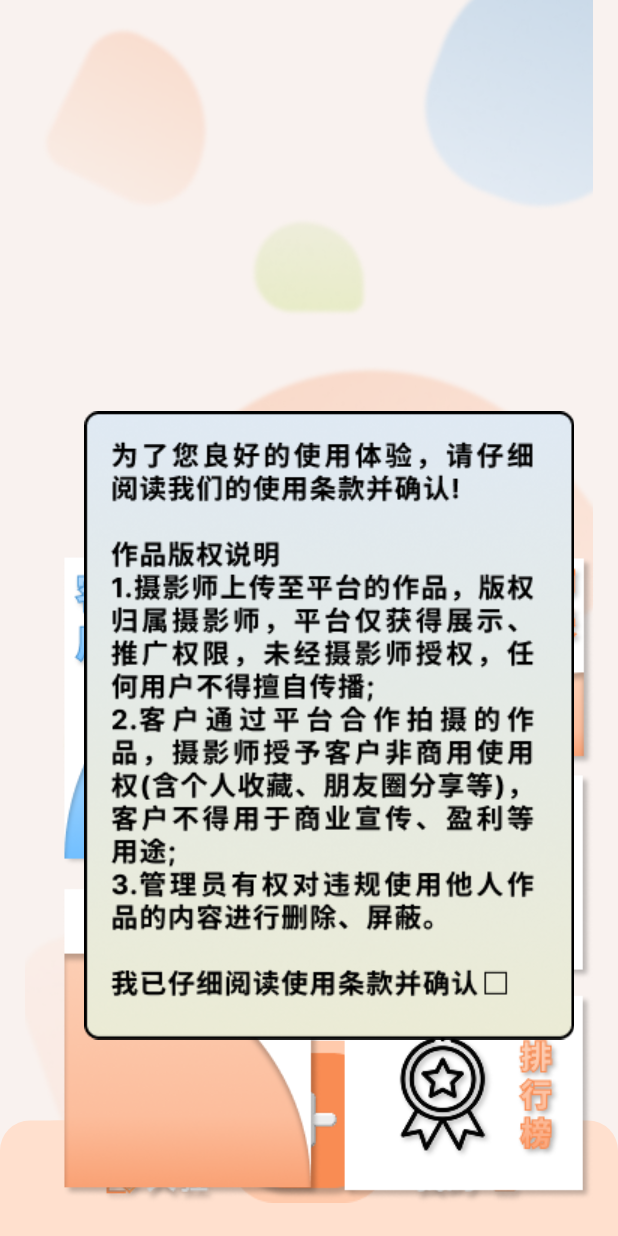
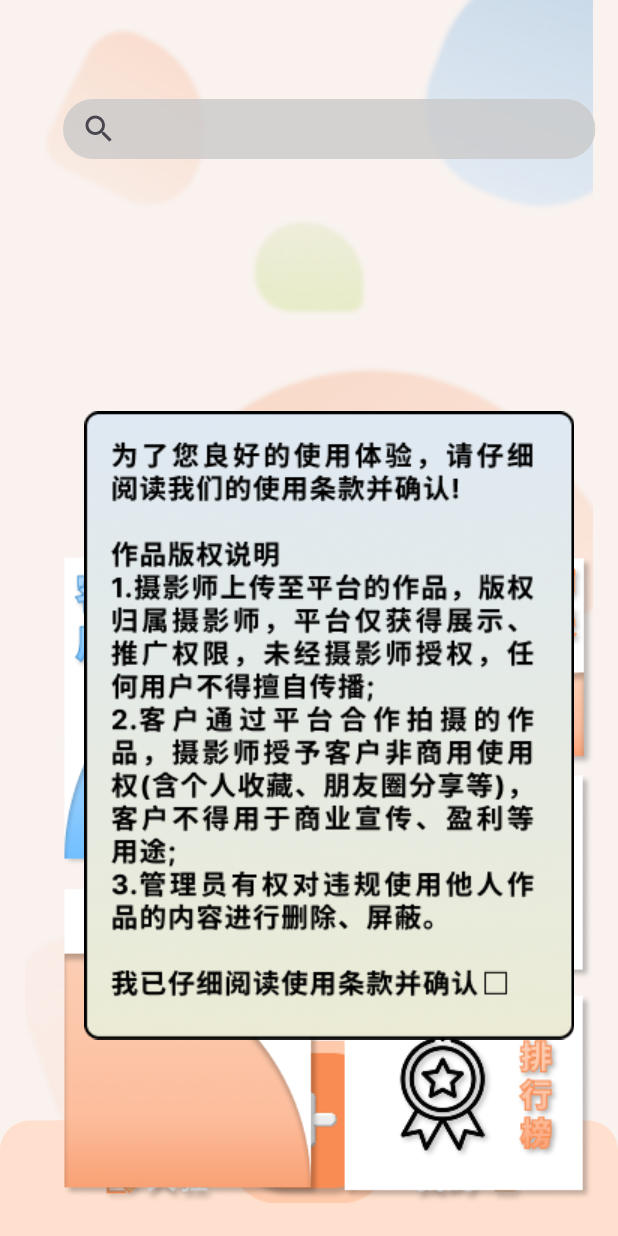
Before and after one commit to jz-Gong10/we_pai, a Flutter app: the Zhuye screen opened directly, on a phone screen of 412 x 824 dp. Run offline on Flutter 3.47's test engine with Material 3 defaults, Android fonts, the phone set to English and light mode, and no system bars.

Commit message:
添加搜索框（还没成功实现点击显示提示栏）

```diff
--- a/lib/ui/page/zhuye.dart
+++ b/lib/ui/page/zhuye.dart
@@ -4,6 +4,7 @@ import 'package:we_pai/ui/widget/background.dart';
 import 'package:we_pai/ui/widget/post.dart';
 import 'package:we_pai/ui/widget/zhuye_low_edge.dart';
 import 'package:we_pai/ui/widget/options.dart';
+import 'package:we_pai/ui/widget/search.dart';
 
 class Zhuye extends StatefulWidget {
   const Zhuye({super.key});
@@ -39,6 +40,9 @@ class _ZhuyeState extends State<Zhuye> {
           Positioned(top: 590, left: 42, child: Zuopinzhanshi()),
           Positioned(top: 516, left: 228, child: Sheyingshijianquan()),
           Positioned(top: 663, left: 228, child: Paihangbang()),
+
+          //搜索框
+          Positioned(top: 66, left: 42, child: Search()),
 
           //使用条款确认和消失
           Positioned(
--- /dev/null
+++ b/lib/ui/widget/search.dart
@@ -0,0 +1,121 @@
+import 'package:flutter/material.dart';
+
+class Search extends StatefulWidget {
+  const Search({super.key});
+
+  @override
+  State<Search> createState() => _SearchState();
+}
+
+class _SearchState extends State<Search> {
+  bool isSearching = false;
+  final TextEditingController _controller = TextEditingController();
+  @override
+  void dispose() {
+    _controller.dispose();
+    super.dispose();
+  }
+
+  void suggestion() {
+    setState(() {
+      isSearching = true;
+    });
+  }
+
+  Widget _buildSuggestionChip(String label) {
+    return Chip(
+      label: Text(
+        label,
+        style: const TextStyle(
+          fontSize: 16,
+          color: Color.fromARGB(255, 83, 83, 83),
+        ),
+      ),
+      backgroundColor: const Color.fromARGB(100, 201, 201, 201),
+    );
+  }
+
+  @override
+  Widget build(BuildContext context) {
+    if (!isSearching) {
+      return SizedBox(
+        width: 355,
+        height: 40,
+        child: GestureDetector(
+          onTap: suggestion,
+          child: ClipRRect(
+            borderRadius: BorderRadius.circular(20),
+            child: Container(
+              width: 355,
+              height: 40,
+              color: const Color.fromARGB(200, 201, 201, 201),
+              child: TextField(
+                cursorColor: const Color.fromARGB(255, 83, 83, 83),
+                controller: _controller,
+                decoration: const InputDecoration(
+                  iconColor: Color.fromARGB(255, 83, 83, 83),
+                  prefixIcon: Icon(Icons.search),
+                  border: InputBorder.none,
+                ),
+              ),
+            ),
+          ),
+        ),
+      );
+    } else {
+      return Column(
+        mainAxisAlignment: MainAxisAlignment.center,
+        mainAxisSize: MainAxisSize.min,
+        children: [
+          SizedBox(
+            width: 355,
+            height: 40,
+            child: ClipRRect(
+              borderRadius: const BorderRadius.only(
+                topLeft: Radius.circular(20),
+                topRight: Radius.circular(20),
+              ),
+              child: Container(
+                width: 355,
+                height: 40,
+                color: const Color.fromARGB(200, 201, 201, 201),
+                child: TextField(
+                  cursorColor: const Color.fromARGB(255, 83, 83, 83),
+                  controller: _controller,
+                  decoration: const InputDecoration(
+                    iconColor: Color.fromARGB(255, 83, 83, 83),
+                    prefixIcon: Icon(Icons.search),
+                    border: InputBorder.none,
+                  ),
+                ),
+              ),
+            ),
+          ),
+          Container(
+            color: const Color.fromARGB(200, 201, 201, 201),
+            width: 355,
+            height: 141,
+            padding: const EdgeInsets.symmetric(vertical: 12, horizontal: 8),
+            child: ClipRRect(
+              borderRadius: const BorderRadius.only(
+                bottomLeft: Radius.circular(20),
+                bottomRight: Radius.circular(20),
+              ),
+              child: Wrap(
+                spacing: 24,
+                runSpacing: 12,
+                children: [
+                  _buildSuggestionChip('清新'),
+                  _buildSuggestionChip('风景'),
+                  _buildSuggestionChip('人像'),
+                  _buildSuggestionChip('毕业照'),
+                  _buildSuggestionChip('复古'),
+                ],
+              ),
+            ),
+          ),
+        ],
+      );
+    }
+  }
+}
```
